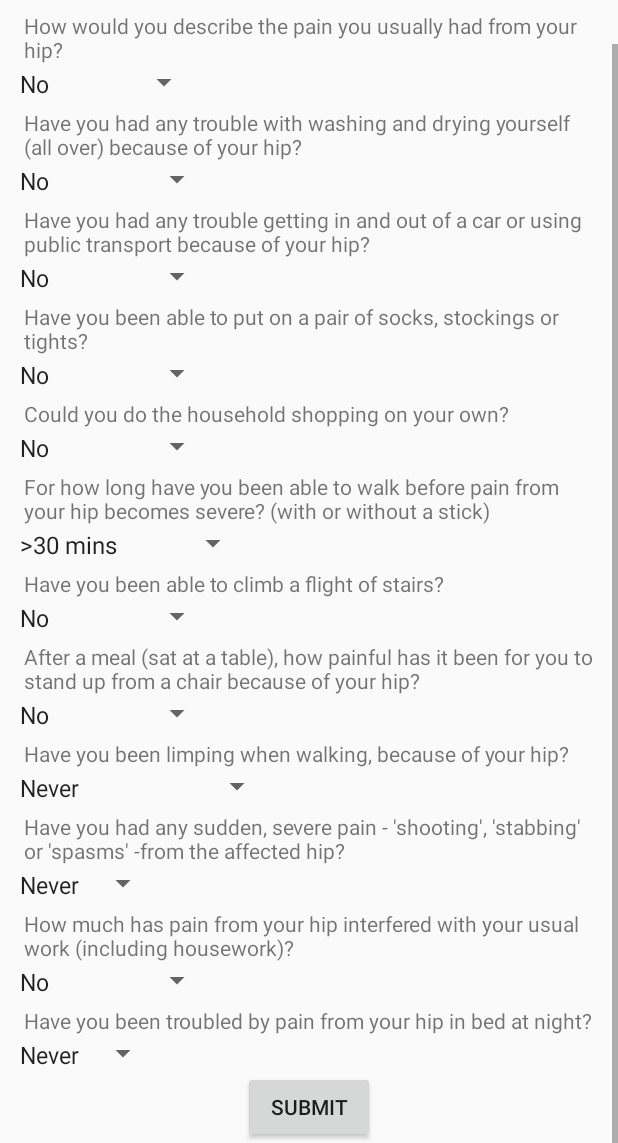
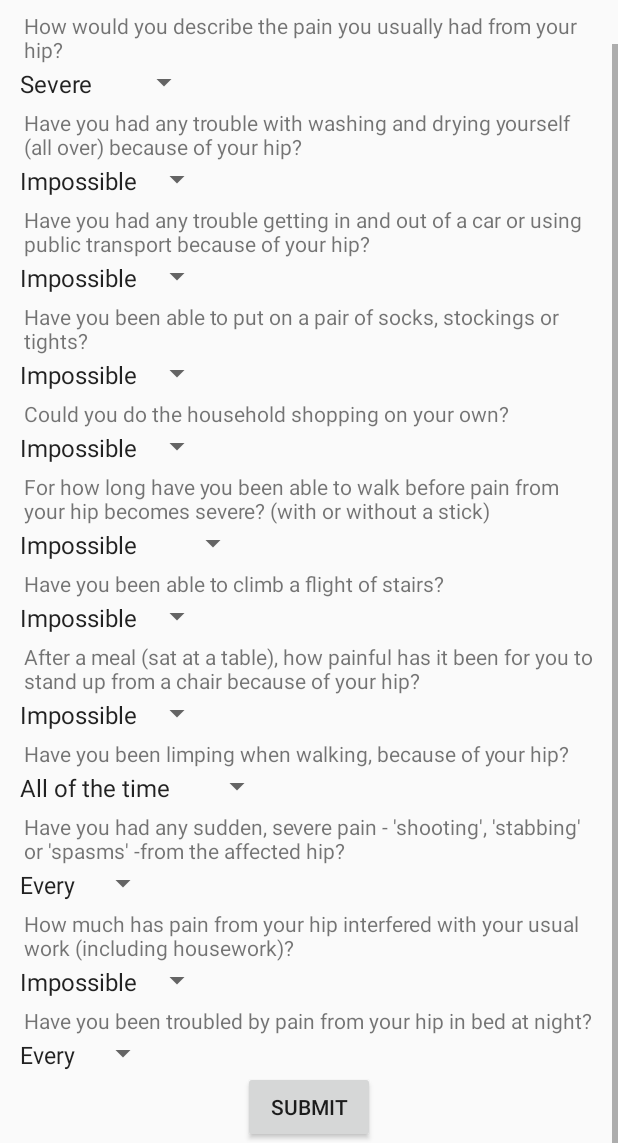
Before and after one commit to rksomayaji/orthoscore, an Android app: the fragment OHSFragment placed in its activity, scrolled down 37 dp, on a phone screen of 412 x 824 dp, the part 93-1236 px from its top. Run offline under Robolectric (Android 15) with nearby library versions, the phone set to English and light mode, and no system bars.

Commit message:
Interpretation of Result Added
* Interpretaion of score
* FIXED: OHS scores corrected. Scores are Lower for Worse outcome

```diff
--- a/app/src/main/res/values/oxford_hip_score.xml
+++ b/app/src/main/res/values/oxford_hip_score.xml
@@ -16,39 +16,39 @@
     <string name="ohs_pain_interfere">How much has pain from your hip interfered with your usual work (including housework)?</string>
     <string name="ohs_pain_night">Have you been troubled by pain from your hip in bed at night?</string>
     <string-array name="response_pain">
+        <item>Severe</item>
+        <item>Moderate</item>
+        <item>Mild</item>
+        <item>Very mild</item>
         <item>No</item>
-        <item>Very mild</item>
-        <item>Mild</item>
-        <item>Moderate</item>
-        <item>Severe</item>
     </string-array>
     <string-array name="response_difficulty">
+        <item>Impossible</item>
+        <item>Extreme</item>
+        <item>Moderate</item>
+        <item>Very little</item>
         <item>No</item>
-        <item>Very little</item>
-        <item>Moderate</item>
-        <item>Extreme</item>
-        <item>Impossible</item>
     </string-array>
     <string-array name="response_time">
+        <item>Impossible</item>
+        <item>Around House</item>
+        <item>5–15 mins</item>
+        <item>16–30 mins</item>
         <item>>30 mins</item>
-        <item>16–30 mins</item>
-        <item>5–15 mins</item>
-        <item>Around House</item>
-        <item>Impossible</item>
     </string-array>
     <string-array name="response_freq">
+        <item>All of the time</item>
+        <item>Most of the time</item>
+        <item>Often</item>
+        <item>Sometimes</item>
         <item>Never</item>
-        <item>Sometimes</item>
-        <item>Often</item>
-        <item>Most of the time</item>
-        <item>All of the time</item>
     </string-array>
     <string-array name="response_day">
+        <item>Every</item>
+        <item>Most</item>
+        <item>Some</item>
+        <item>1–2</item>
         <item>Never</item>
-        <item>1–2</item>
-        <item>Some</item>
-        <item>Most</item>
-        <item>Every</item>
     </string-array>
     <integer-array name="responses">
         <item>0</item>
@@ -64,4 +64,6 @@
         <item>1</item>
         <item>4</item>
     </integer-array>
+
+    <string name="ohs_details">Lower scores indicate worse pain, stiffness, and functional limitations.</string>
 </resources>
--- a/app/src/main/res/values/womac.xml
+++ b/app/src/main/res/values/womac.xml
@@ -28,4 +28,6 @@
     <string name="activity_domesticheavy">Heavy domestic duties</string>
     <string name="activity_domesticlight">Light domestic duties</string>
 
+    <string name="womac_details">Higher scores indicate worse pain, stiffness, and functional limitations.</string>
+
 </resources>
```
Also changed, not shown: app/src/main/java/com/rksomayaji/work/orthoscores2/ResultFragment.java (+6 -2 lines), app/src/main/res/layout/result_layout.xml (+7 -1 lines).
